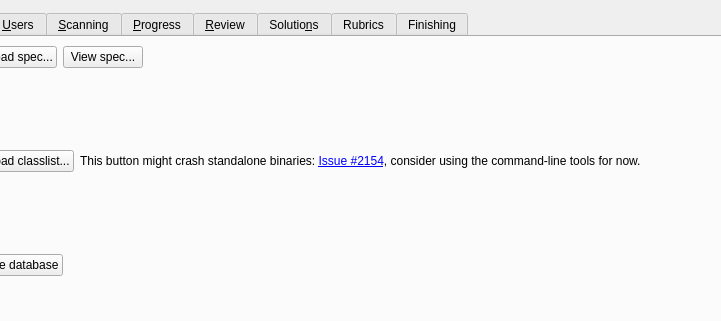
plomgrading/plom, file qtCreatorFiles/ui_manager.ui: the form before one commit; both pictures show x 188 to 909 and y 0 to 321 of the 1024 by 660 pixel window.
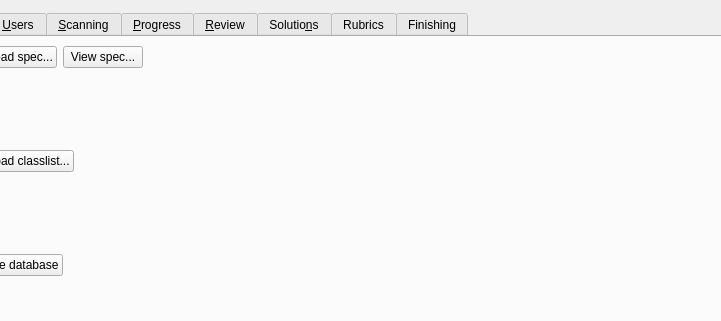
The form after the commit. The open tabs and pages were chosen to show the change.

Commit message: Pandas into client install for classlists

```diff
--- a/qtCreatorFiles/ui_manager.ui
+++ b/qtCreatorFiles/ui_manager.ui
@@ -630,13 +630,6 @@
             </property>
            </widget>
           </item>
-          <item>
-           <widget class="QLabel" name="label_23">
-            <property name="text">
-             <string>This button might crash standalone binaries: &lt;a href=&quot;https://gitlab.com/plom/plom/-/issues/2154&quot;&gt;Issue #2154&lt;/a&gt;, consider using the command-line tools for now.</string>
-            </property>
-           </widget>
-          </item>
           <item>
            <spacer name="horizontalSpacer_23">
             <property name="orientation">
```
The commit also changes 2 other files.
